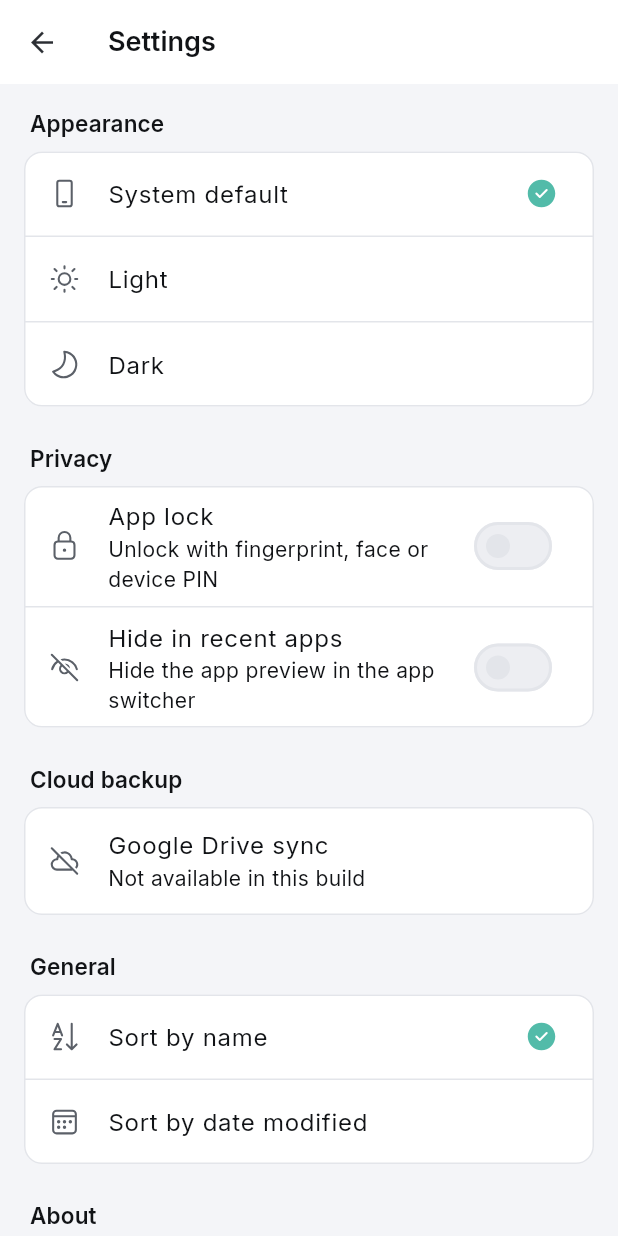
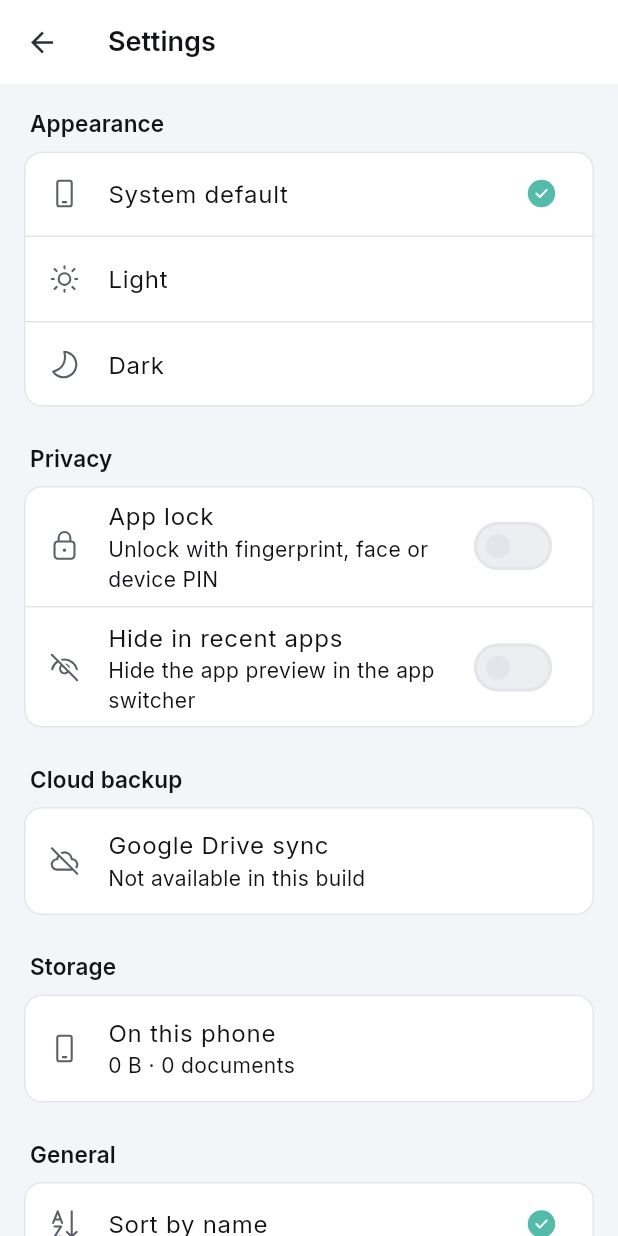
Before and after one commit to Indugundam/Doc_Organizer, a Flutter app: the SettingsScreen screen opened directly, on a phone screen of 412 x 824 dp. Run offline on Flutter 3.47's test engine with Material 3 defaults, Android fonts, the phone set to English and light mode, and no system bars; our stand-ins replace file_picker, fluentui_system_icons, google_sign_in, image_cropper, image_picker, local_auth and 4 more; missing offline and left inert: extension_google_sign_in_as_googleapis_auth, google_mlkit_text_recognition, googleapis, pdfrx, video_thumbnail, wechat_assets_picker; accounts and stored records are empty.

Commit message:
Add storage section and progress indicator for syncing in settings

```diff
--- a/lib/screens/settings_screen.dart
+++ b/lib/screens/settings_screen.dart
@@ -4,9 +4,11 @@ import 'package:google_sign_in/google_sign_in.dart';
 
 import '../services/app_lock_controller.dart';
 import '../services/sort_controller.dart';
+import '../services/storage_service.dart';
 import '../services/sync_service.dart';
 import '../theme/app_spacing.dart';
 import '../theme/theme_controller.dart';
+import '../utils/format_bytes.dart';
 
 class SettingsScreen extends StatelessWidget {
   const SettingsScreen({super.key});
@@ -55,6 +57,9 @@ class SettingsScreen extends StatelessWidget {
           _SectionHeading('Cloud backup'),
           const Card(child: _DriveSyncCard()),
           const SizedBox(height: AppSpacing.s7),
+          _SectionHeading('Storage'),
+          const Card(child: _StorageCard()),
+          const SizedBox(height: AppSpacing.s7),
           _SectionHeading('General'),
           Card(
             child: ValueListenableBuilder<SortOrder>(
@@ -84,7 +89,7 @@ class SettingsScreen extends StatelessWidget {
             child: ListTile(
               leading: Icon(FluentIcons.info_24_regular),
               title: Text('Doc Manager'),
-              subtitle: Text('Version 1.0.4'),
+              subtitle: Text('Version 1.0.5'),
             ),
           ),
         ],
@@ -101,7 +106,10 @@ class _SectionHeading extends StatelessWidget {
   @override
   Widget build(BuildContext context) {
     return Padding(
-      padding: const EdgeInsets.only(left: AppSpacing.s2, bottom: AppSpacing.s3),
+      padding: const EdgeInsets.only(
+        left: AppSpacing.s2,
+        bottom: AppSpacing.s3,
+      ),
       child: Text(label, style: Theme.of(context).textTheme.labelLarge),
     );
   }
@@ -204,18 +212,15 @@ class _DriveSyncCard extends StatelessWidget {
                     color: error ? colors.error : null,
                   ),
                   title: Text(status.email ?? 'Google Drive'),
-                  subtitle: Text(
-                    syncing
-                        ? 'Syncing…'
-                        : error
-                        ? status.message ?? 'Sync failed'
-                        : _lastSyncedLabel(status.lastSynced),
-                  ),
+                  subtitle: syncing
+                      ? _SyncProgress(status: status)
+                      : Text(
+                          error
+                              ? status.message ?? 'Sync failed'
+                              : _lastSyncedLabel(status.lastSynced),
+                        ),
                   trailing: syncing
-                      ? const SizedBox.square(
-                          dimension: 20,
-                          child: CircularProgressIndicator(strokeWidth: 2),
-                        )
+                      ? null
                       : IconButton(
                           tooltip: 'Sync now',
                           icon: const Icon(FluentIcons.arrow_sync_24_regular),
@@ -260,9 +265,7 @@ class _PrivacyCard extends StatelessWidget {
           builder: (context, enabled, _) => SwitchListTile(
             secondary: const Icon(FluentIcons.lock_closed_24_regular),
             title: const Text('App lock'),
-            subtitle: const Text(
-              'Unlock with fingerprint, face or device PIN',
-            ),
+            subtitle: const Text('Unlock with fingerprint, face or device PIN'),
             value: enabled,
             onChanged: (value) => _toggleLock(context, value),
           ),
@@ -282,3 +285,118 @@ class _PrivacyCard extends StatelessWidget {
     );
   }
 }
+
+/// "Uploading 3 of 12" with a progress bar while a sync runs.
+class _SyncProgress extends StatelessWidget {
+  const _SyncProgress({required this.status});
+
+  final SyncStatus status;
+
+  @override
+  Widget build(BuildContext context) {
+    final total = status.toUpload;
+    return Column(
+      crossAxisAlignment: CrossAxisAlignment.start,
+      children: [
+        Text(
+          total == 0
+              ? 'Checking for changes…'
+              : 'Uploading ${status.uploaded + 1 > total ? total : status.uploaded + 1} of $total',
+        ),
+        const SizedBox(height: AppSpacing.s2),
+        ClipRRect(
+          borderRadius: BorderRadius.circular(AppSpacing.s1),
+          child: LinearProgressIndicator(
+            // Indeterminate until we know how much there is to upload.
+            value: total == 0 ? null : status.uploaded / total,
+            minHeight: 4,
+          ),
+        ),
+      ],
+    );
+  }
+}
+
+/// Space used by documents on this phone, and by the backup and the whole
+/// Google account in Drive.
+class _StorageCard extends StatefulWidget {
+  const _StorageCard();
+
+  @override
+  State<_StorageCard> createState() => _StorageCardState();
+}
+
+class _StorageCardState extends State<_StorageCard> {
+  late final Future<({int bytes, int documents})> _phoneUsage =
+      StorageService.usage();
+
+  @override
+  Widget build(BuildContext context) {
+    return Column(
+      children: [
+        FutureBuilder<({int bytes, int documents})>(
+          future: _phoneUsage,
+          builder: (context, snapshot) {
+            final usage = snapshot.data;
+            return ListTile(
+              leading: const Icon(FluentIcons.phone_24_regular),
+              title: const Text('On this phone'),
+              subtitle: Text(
+                usage == null
+                    ? 'Calculating…'
+                    : '${formatBytes(usage.bytes)} · ${usage.documents} '
+                          '${usage.documents == 1 ? 'document' : 'documents'}',
+              ),
+            );
+          },
+        ),
+        ValueListenableBuilder<SyncStatus>(
+          valueListenable: SyncService.status,
+          builder: (context, status, _) {
+            final signedIn =
+                status.phase == SyncPhase.idle ||
+                status.phase == SyncPhase.syncing ||
+                status.phase == SyncPhase.error;
+            if (!signedIn || status.backupBytes == null) {
+              return const SizedBox.shrink();
+            }
+            final used = status.driveUsedBytes;
+            final limit = status.driveLimitBytes;
+            return Column(
+              children: [
+                const Divider(height: 1),
+                ListTile(
+                  leading: const Icon(FluentIcons.cloud_24_regular),
+                  title: const Text('In Google Drive'),
+                  subtitle: Column(
+                    crossAxisAlignment: CrossAxisAlignment.start,
+                    children: [
+                      Text('Backup: ${formatBytes(status.backupBytes!)}'),
+                      if (used != null)
+                        Text(
+                          limit == null
+                              ? 'Google account: ${formatBytes(used)} used'
+                              : 'Google account: ${formatBytes(used)} of '
+                                    '${formatBytes(limit)} used',
+                        ),
+                      if (used != null && limit != null && limit > 0) ...[
+                        const SizedBox(height: AppSpacing.s2),
+                        ClipRRect(
+                          borderRadius: BorderRadius.circular(AppSpacing.s1),
+                          child: LinearProgressIndicator(
+                            value: (used / limit).clamp(0, 1).toDouble(),
+                            minHeight: 4,
+                          ),
+                        ),
+                      ],
+                    ],
+                  ),
+                ),
+              ],
+            );
+          },
+        ),
+      ],
+    );
+  }
+}
--- a/lib/services/storage_service.dart
+++ b/lib/services/storage_service.dart
@@ -95,6 +95,20 @@ class StorageService {
     }
     _sortEntries(files);
     return files;
+  }
+
+  /// Total size and number of documents stored on this device.
+  static Future<({int bytes, int documents})> usage() async {
+    var bytes = 0;
+    final documents = await listAllDocuments();
+    for (final file in documents) {
+      try {
+        bytes += await file.length();
+      } catch (_) {
+        // Deleted while counting.
+      }
+    }
+    return (bytes: bytes, documents: documents.length);
   }
 
   static void _sortEntries<T extends FileSystemEntity>(List<T> entries) {
--- a/lib/services/sync_service.dart
+++ b/lib/services/sync_service.dart
@@ -16,12 +16,35 @@ enum SyncPhase { notConfigured, signedOut, idle, syncing, error }
 
 @immutable
 class SyncStatus {
-  const SyncStatus(this.phase, {this.email, this.lastSynced, this.message});
+  const SyncStatus(
+    this.phase, {
+    this.email,
+    this.lastSynced,
+    this.message,
+    this.uploaded = 0,
+    this.toUpload = 0,
+    this.backupBytes,
+    this.driveUsedBytes,
+    this.driveLimitBytes,
+  });
 
   final SyncPhase phase;
   final String? email;
   final DateTime? lastSynced;
   final String? message;
+
+  /// Progress of the running sync: files uploaded so far, out of
+  /// [toUpload]. Both 0 when there's nothing to upload.
+  final int uploaded;
+  final int toUpload;
+
+  /// Size of the DocManager backup folder in Drive, as of the last sync.
+  final int? backupBytes;
+
+  /// The Google account's overall storage use and quota, as of the last
+  /// sync. [driveLimitBytes] is null for unlimited plans.
+  final int? driveUsedBytes;
+  final int? driveLimitBytes;
 }
 
 /// One-way backup of the local `DocManager` directory to a `DocManager`
@@ -60,6 +83,12 @@ class SyncService {
   static Timer? _timer;
   static bool _running = false;
   static bool _again = false;
+  static int _uploaded = 0;
+  static int _toUpload = 0;
+
+  /// Whether this sync changed anything in Drive, so the backup size needs
+  /// re-measuring.
+  static bool _remoteChanged = false;
 
   static Future<void> init() => _initFuture ??= _init();
 
@@ -147,6 +176,8 @@ class SyncService {
       return;
     }
     _running = true;
+    _uploaded = 0;
+    _toUpload = 0;
     _setStatus(SyncPhase.syncing);
     try {
       do {
@@ -180,10 +211,60 @@ class SyncService {
       final rootId = await _ensureRemoteRoot(api);
       final local = await _scanLocal(root);
       final remote = await _scanRemote(api, rootId);
+      _uploaded = 0;
+      _toUpload = _countUploads(local, remote);
+      _remoteChanged = false;
+      _setStatus(SyncPhase.syncing);
       await _mirror(api, root, rootId, local, remote);
       await _trashDeleted(api, local, remote);
+      await _measureStorage(
+        api,
+        _remoteChanged ? await _scanRemote(api, rootId) : remote,
+      );
     } finally {
       client.close();
+    }
+  }
+
+  /// How many files [_mirror] will upload, for the progress display. Mirrors
+  /// its decisions (an estimate only; [_uploadContent] grows the total if it
+  /// turns out low).
+  static int _countUploads(
+    Map<String, _LocalItem> local,
+    _RemoteTree remote,
+  ) {
+    var count = 0;
+    for (final MapEntry(key: path, value: l) in local.entries) {
+      if (l.isDir) continue;
+      final s = _state.entries[path];
+      final r = s == null || s.isDir ? null : remote.byId[s.id];
+      if (r != null) {
+        if (s!.localMs != l.modifiedMs || s.remoteMs != r.modifiedMs) count++;
+      } else {
+        final candidate = remote.byPath[path];
+        if (candidate == null || candidate.isDir || candidate.size != l.size) {
+          count++;
+        }
+      }
+    }
+    return count;
+  }
+
+  /// Records the backup folder's size and the account's storage quota for
+  /// Settings. Failure here never fails the sync.
+  static Future<void> _measureStorage(
+    drive.DriveApi api,
+    _RemoteTree remote,
+  ) async {
+    _state.backupBytes = remote.byId.values
+        .where((item) => !item.isDir)
+        .fold<int>(0, (sum, item) => sum + item.size);
+    try {
+      final about = await api.about.get($fields: 'storageQuota(limit, usage)');
+      _state.driveUsedBytes = int.tryParse(about.storageQuota?.usage ?? '');
+      _state.driveLimitBytes = int.tryParse(about.storageQuota?.limit ?? '');
+    } catch (_) {
+      // Keep the last known quota.
     }
   }
 
@@ -297,6 +378,7 @@ class SyncService {
           removeParents: sameParent ? null : r.parentId,
           $fields: 'id',
         );
+        _remoteChanged = true;
       }
 
       if (l.isDir) {
@@ -325,6 +407,7 @@ class SyncService {
       if (trashed.any((t) => p.posix.isWithin(t, path))) continue;
       if (remote.byId.containsKey(id)) {
         await api.files.update(drive.File()..trashed = true, id);
+        _remoteChanged = true;
       }
       trashed.add(path);
     }
@@ -348,6 +431,7 @@ class SyncService {
         $fields: 'id',
       );
       _state.entries[path] = _SyncEntry(created.id!, isDir: true);
+      _remoteChanged = true;
       return created.id!;
     }
     return _uploadContent(api, root, path, l, parentId: parentId);
@@ -398,6 +482,10 @@ class SyncService {
       localMs: l.modifiedMs,
       remoteMs: result.modifiedTime?.millisecondsSinceEpoch,
     );
+    _remoteChanged = true;
+    _uploaded++;
+    if (_uploaded > _toUpload) _toUpload = _uploaded;
+    _setStatus(SyncPhase.syncing);
     return result.id!;
   }
 
@@ -490,11 +578,17 @@ class SyncService {
   }
 
   static void _setStatus(SyncPhase phase, {String? message}) {
+    final syncing = phase == SyncPhase.syncing;
     status.value = SyncStatus(
       phase,
       email: _account?.email,
       lastSynced: _state.lastSynced,
       message: message,
+      uploaded: syncing ? _uploaded : 0,
+      toUpload: syncing ? _toUpload : 0,
+      backupBytes: _state.backupBytes,
+      driveUsedBytes: _state.driveUsedBytes,
+      driveLimitBytes: _state.driveLimitBytes,
     );
   }
 }
@@ -567,6 +661,9 @@ class _SyncState {
   String? account;
   String? rootId;
   DateTime? lastSynced;
+  int? backupBytes;
+  int? driveUsedBytes;
+  int? driveLimitBytes;
   final entries = <String, _SyncEntry>{};
 
   /// Moves [from] and everything under it to [to].
@@ -594,7 +691,10 @@ class _SyncState {
       state
         ..account = json['account'] as String?
         ..rootId = json['rootId'] as String?
-        ..lastSynced = DateTime.tryParse(json['lastSynced'] as String? ?? '');
+        ..lastSynced = DateTime.tryParse(json['lastSynced'] as String? ?? '')
+        ..backupBytes = json['backupBytes'] as int?
+        ..driveUsedBytes = json['driveUsedBytes'] as int?
+        ..driveLimitBytes = json['driveLimitBytes'] as int?;
       final entries = json['entries'] as Map<String, dynamic>? ?? {};
       for (final e in entries.entries) {
         state.entries[e.key] = _SyncEntry.fromJson(
@@ -615,6 +715,9 @@ class _SyncState {
         'account': account,
         'rootId': rootId,
         'lastSynced': lastSynced?.toIso8601String(),
+        'backupBytes': backupBytes,
+        'driveUsedBytes': driveUsedBytes,
+        'driveLimitBytes': driveLimitBytes,
         'entries': entries.map((k, v) => MapEntry(k, v.toJson())),
       }),
     );
--- /dev/null
+++ b/lib/utils/format_bytes.dart
@@ -0,0 +1,12 @@
+/// Human-readable size, e.g. 532 KB, 4.2 MB, 15 GB.
+String formatBytes(int bytes) {
+  const units = ['B', 'KB', 'MB', 'GB', 'TB'];
+  var value = bytes.toDouble();
+  var unit = 0;
+  while (value >= 1024 && unit < units.length - 1) {
+    value /= 1024;
+    unit++;
+  }
+  final digits = unit == 0 || value >= 10 ? 0 : 1;
+  return '${value.toStringAsFixed(digits)} ${units[unit]}';
+}
--- a/pubspec.yaml
+++ b/pubspec.yaml
@@ -16,7 +16,7 @@ publish_to: 'none' # Remove this line if you wish to publish to pub.dev
 # https://developer.apple.com/library/archive/documentation/General/Reference/InfoPlistKeyReference/Articles/CoreFoundationKeys.html
 # In Windows, build-name is used as the major, minor, and patch parts
 # of the product and file versions while build-number is used as the build suffix.
-version: 1.0.4+5
+version: 1.0.5+6
 
 environment:
   sdk: ^3.11.1
```
